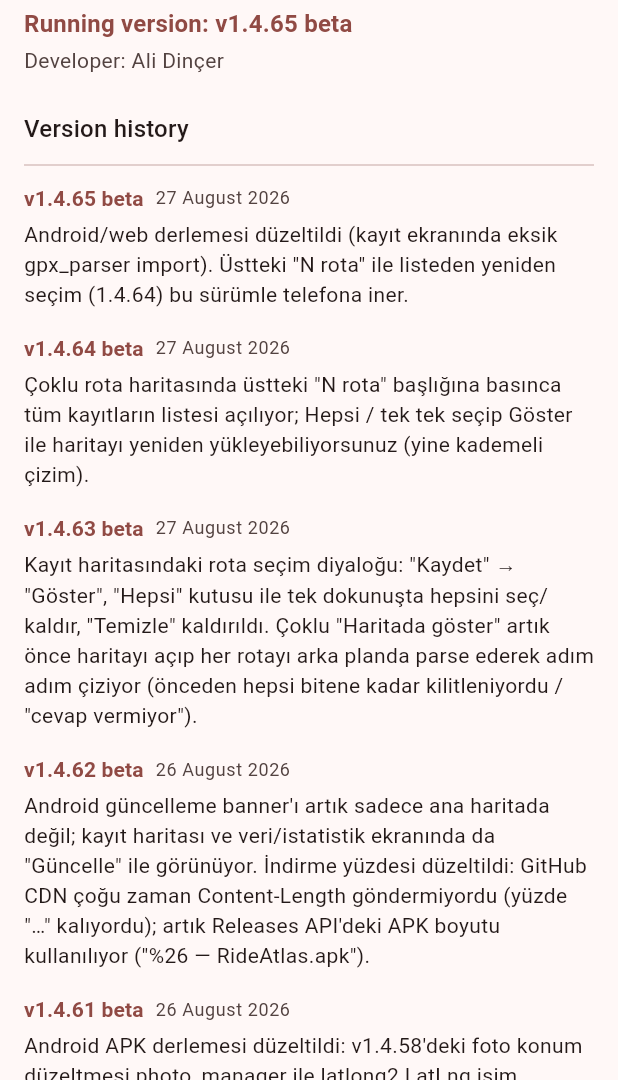
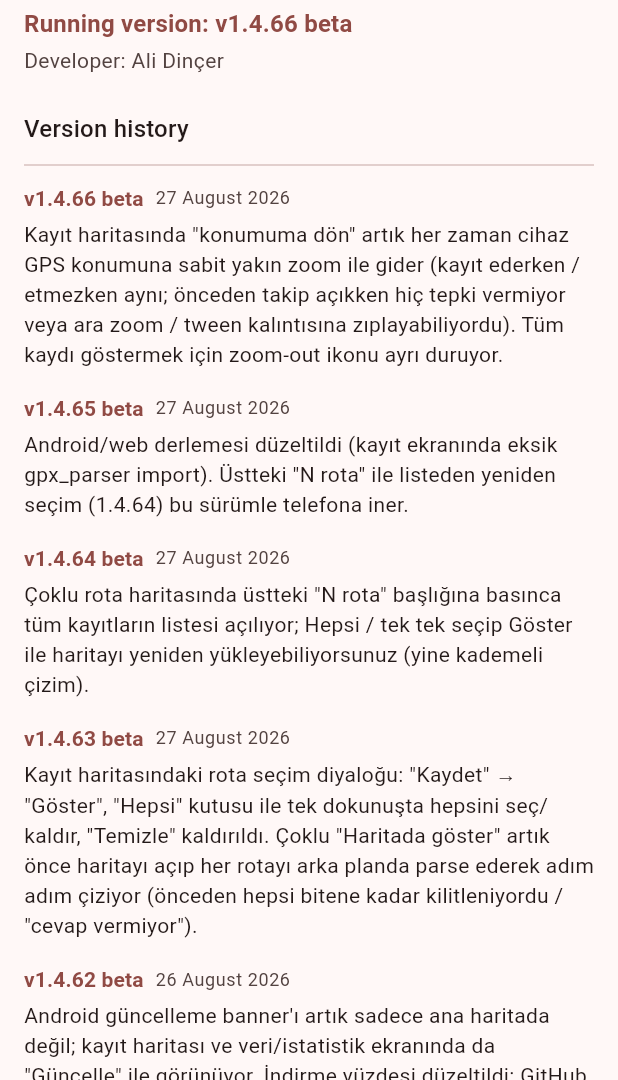
Before and after one commit to alid67-git/RideAtlas, a Flutter app: the AboutScreen screen opened directly, on a phone screen of 412 x 824 dp, the part 156-1236 px from its top. Run offline on Flutter 3.47's test engine with Material 3 defaults, Android fonts, the phone set to English and light mode, and no system bars; our stand-ins replace battery_plus, file_picker, fl_chart, flutter_map, geolocator, hive and 6 more; missing offline and left inert: exif, gpx, photo_manager; accounts and stored records are empty; generated files the repository leaves out were written again; network calls fail.

Commit message:
v1.4.66: konumuma dön her zaman GPS’e gitsin (#24)
* v1.4.66: locate always snaps to live GPS at fixed zoom

Record-map recenter no longer no-ops while following or keeps a weird
overview zoom; it always moves to the device fix at zoom 15 like home.
Cancel in-flight camera glides when the rider pans away.

Co-authored-by: alid67-git <alid67-git@users.noreply.github.com>

* v1.4.66: bump build_info for locate fix

Co-authored-by: alid67-git <alid67-git@users.noreply.github.com>

---------

Co-authored-by: Cursor Agent <cursoragent@cursor.com>
Co-authored-by: alid67-git <alid67-git@users.noreply.github.com>

```diff
--- a/lib/build_info.dart
+++ b/lib/build_info.dart
@@ -1,7 +1,7 @@
 /// Bumped by hand on every push so the running build can be eyeballed on
 /// screen (Chrome tabs / dev servers can otherwise silently serve stale JS).
-const String kAppBuildLabel = 'v1.4.65 beta';
+const String kAppBuildLabel = 'v1.4.66 beta';
 
 /// Shown once, in a dialog, the first time this build label is seen.
 const String kAppBuildNote =
-    'Üstteki N rota ile yeniden seçim; APK derleme düzeltmesi.';
+    'Konumuma dön her zaman GPS konumuna gider (kayıt açık/kapalı aynı).';
--- a/lib/changelog.dart
+++ b/lib/changelog.dart
@@ -19,6 +19,16 @@ class ChangelogEntry {
 }
 
 const kChangelog = <ChangelogEntry>[
+  ChangelogEntry(
+    version: 'v1.4.66 beta',
+    date: '2026-08-27',
+    note:
+        'Kayıt haritasında "konumuma dön" artık her zaman cihaz GPS '
+        'konumuna sabit yakın zoom ile gider (kayıt ederken / etmezken aynı; '
+        'önceden takip açıkken hiç tepki vermiyor veya ara zoom / tween '
+        'kalıntısına zıplayabiliyordu). Tüm kaydı göstermek için zoom-out '
+        'ikonu ayrı duruyor.',
+  ),
   ChangelogEntry(
     version: 'v1.4.65 beta',
     date: '2026-08-27',
```
Also changed, not shown: lib/screens/record_screen.dart (+11 -8 lines).
